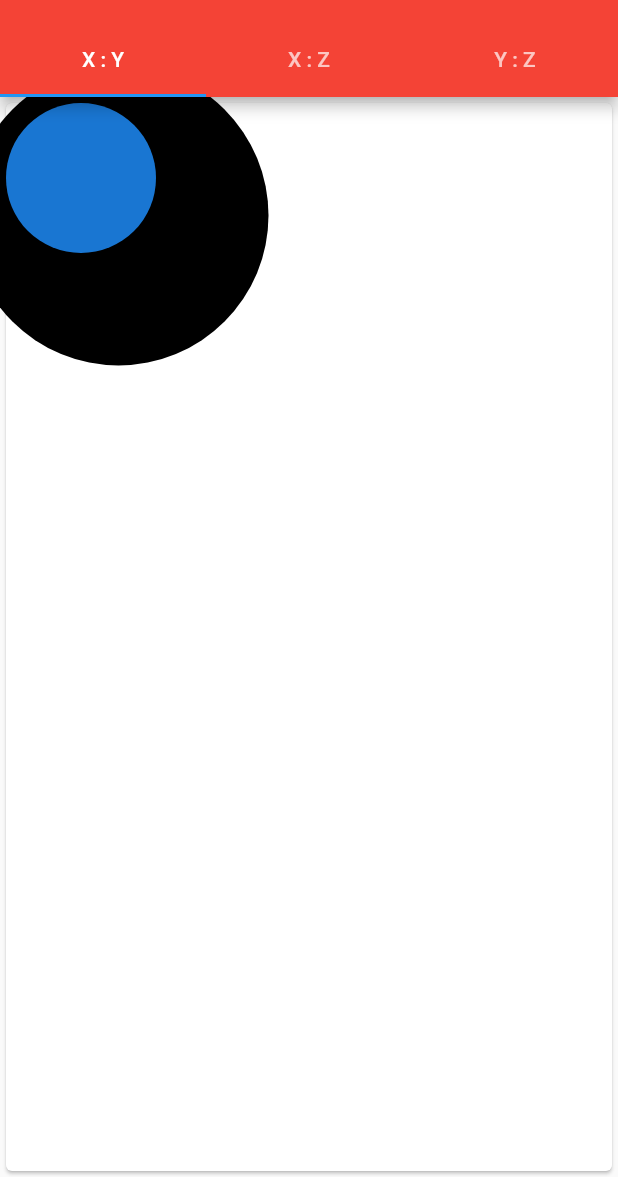
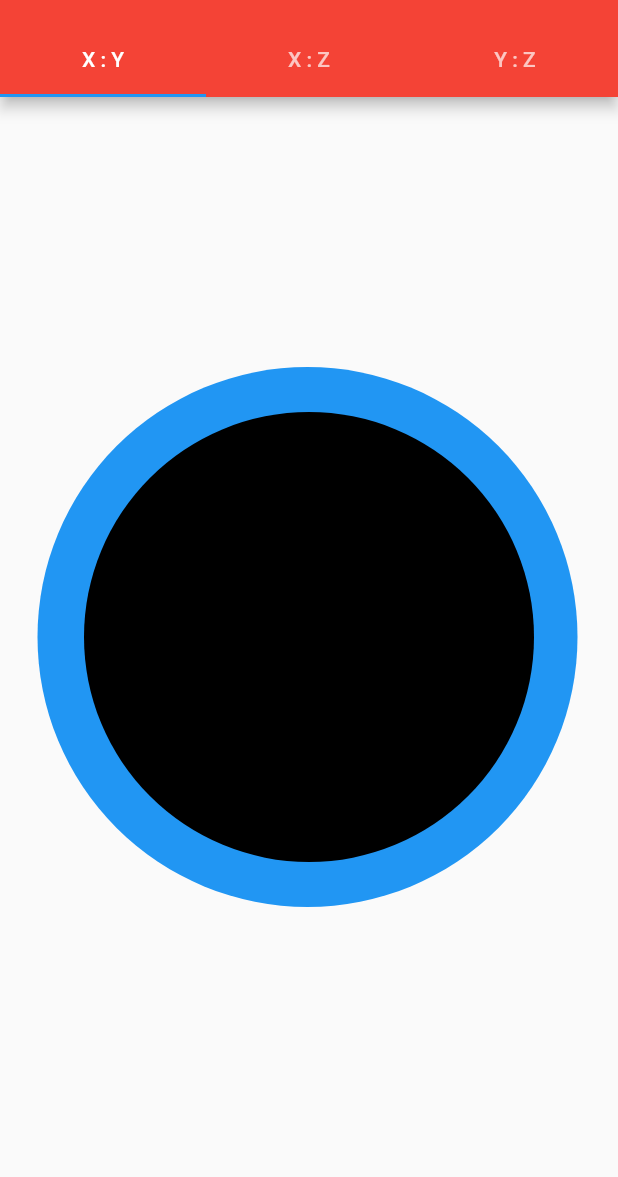
Before and after one commit to w1ll-dev/flutter-app-planes, a Flutter app: the screen it shows after launch, on a phone screen of 412 x 824 dp, the part 59-1236 px from its top. Run offline on Flutter 3.47's test engine with Material 2 defaults, Android fonts, the phone set to English and light mode, and no system bars.

Commit message:
circle limit added and positioned

```diff
--- a/lib/src/level/level_x_y.dart
+++ b/lib/src/level/level_x_y.dart
@@ -38,15 +38,13 @@ class _LevelXYState extends State<LevelXY> {
           setState(() {
             x += p.delta.dx;
             y = (y + p.delta.dy) >ymax - markerHight ? ymax - markerHight : y + p.delta.dy;
-
           });
         },
-        child: Card(
-          child: Stack(
+        child: Container(
+          child: Column(
+            mainAxisAlignment: MainAxisAlignment.center,
             children: <Widget>[
-              Container(
-                child: customPaint,
-              ),
+              customPaint,
               Marker(
                 x: widget.x,
                 y: widget.y,
@@ -70,6 +68,6 @@ class Marker extends StatelessWidget {
     print("x: $x, y: $y");
     return Transform(
       transform: Matrix4.translationValues(x, y, 0.0),
-      child: CircleAvatar(radius: 50,));
+      child: CircleAvatar(radius: 150, backgroundColor: Colors.black,));
   }
 }
```
Also changed, not shown: lib/src/drowing/circle.dart (+6 -1 lines).
